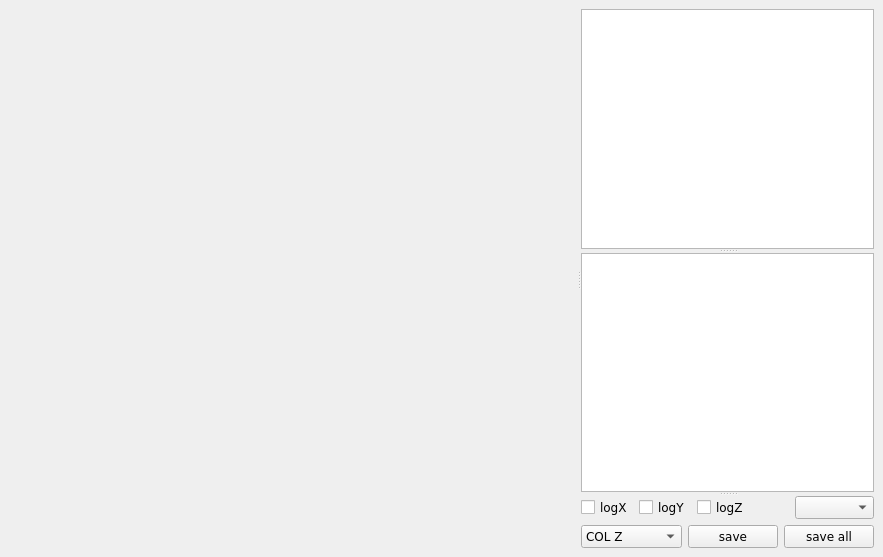
Old version of the form tools/postAnalysis/postAnalysis/PostAnalysisWindow.ui in the repository bastianbeischer/analysis.
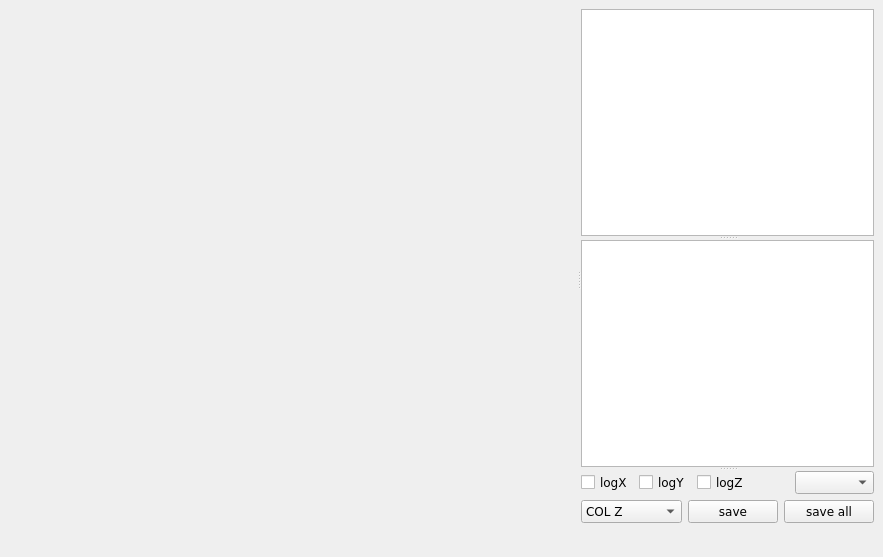
New version of the form. Custom widgets are drawn as their Qt base class.

Commit message: Added a position label to postAnalysis.

The edit to the form file:
```diff
--- a/tools/postAnalysis/postAnalysis/PostAnalysisWindow.ui
+++ b/tools/postAnalysis/postAnalysis/PostAnalysisWindow.ui
@@ -265,6 +265,22 @@
                 </item>
                </layout>
               </item>
+              <item>
+               <widget class="QLabel" name="positionLabel">
+                <property name="font">
+                 <font>
+                  <family>DejaVu Sans Mono</family>
+                  <pointsize>12</pointsize>
+                 </font>
+                </property>
+                <property name="text">
+                 <string/>
+                </property>
+                <property name="alignment">
+                 <set>Qt::AlignCenter</set>
+                </property>
+               </widget>
+              </item>
              </layout>
             </item>
             <item>
```
The commit also changes 2 other files.
